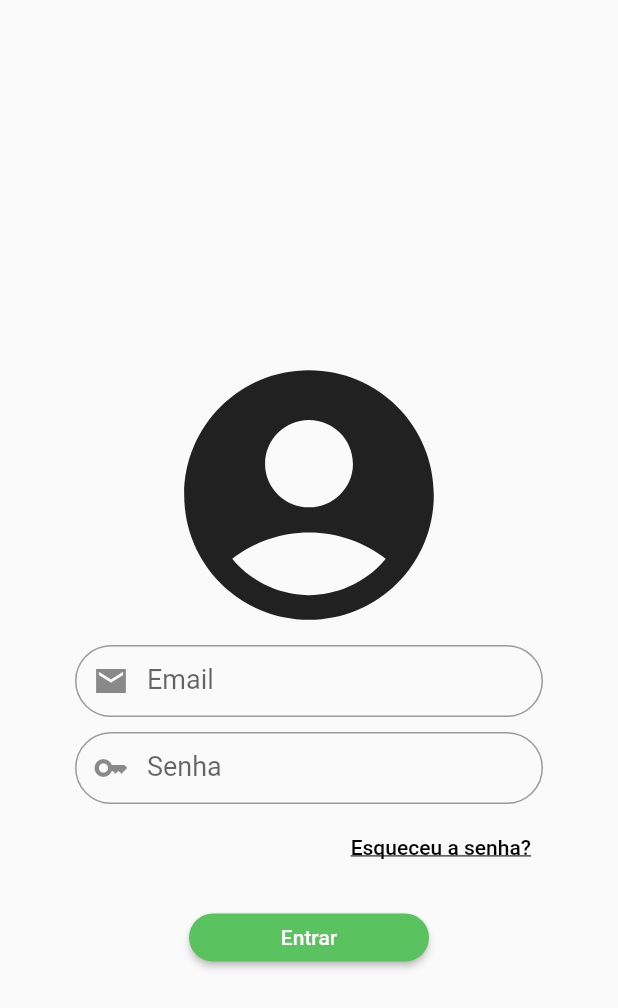
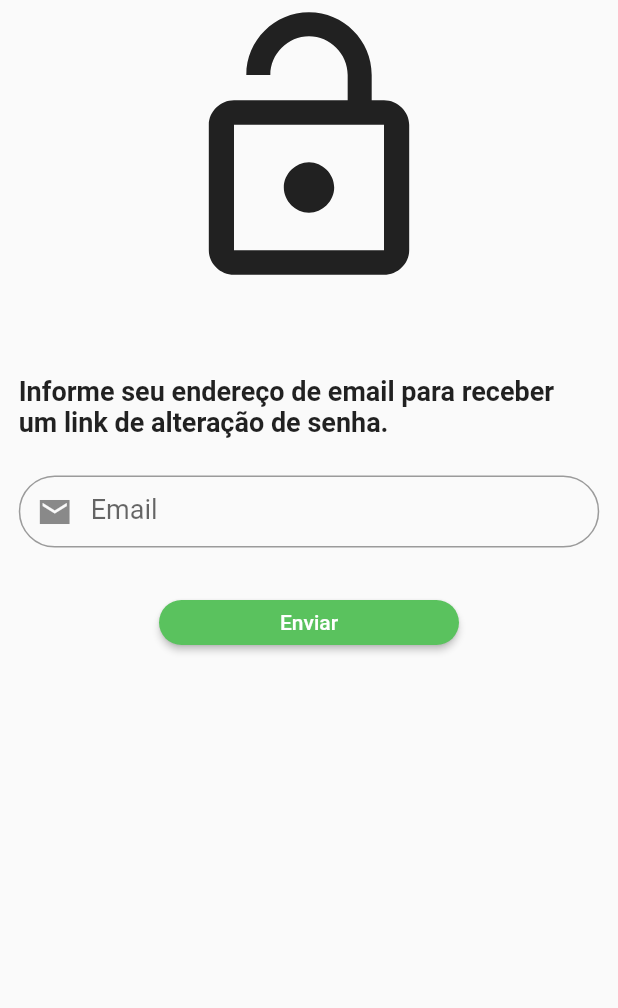
Before and after one commit to Ja1zinh0/app_medico, a Flutter app: the screen it shows after launch, on a phone screen of 412 x 824 dp. Shown: the top 1008 px of the screen. Run offline on Flutter 3.47's test engine with Material 2 defaults, Android fonts, the light colour scheme and no system bars.

Commit message:
third commit

```diff
--- a/lib/main.dart
+++ b/lib/main.dart
@@ -1,4 +1,7 @@
 
+// ignore_for_file: unused_import
+
+import 'package:app_prototipo/view/tela_recSenha.dart';
 import 'package:flutter/material.dart';
 import 'view/tela_login.dart';
 
@@ -8,7 +11,7 @@ void main() {
     MaterialApp(
       debugShowCheckedModeBanner: false,
       title: 'Contatos',
-      home: const TelaLogin(),
+      home: const RecuperarSenha(),
     ),
   );
 }
--- /dev/null
+++ b/lib/view/tela_recSenha.dart
@@ -0,0 +1,84 @@
+// ignore_for_file: prefer_const_constructors
+
+import 'package:flutter/material.dart';
+
+class RecuperarSenha extends StatefulWidget {
+  const RecuperarSenha({super.key});
+
+  @override
+  State<RecuperarSenha> createState() => _RecuperarSenhaState();
+}
+
+class _RecuperarSenhaState extends State<RecuperarSenha> {
+  @override
+  Widget build(BuildContext context) {
+    return Scaffold(
+      body: Row(
+        mainAxisAlignment: MainAxisAlignment.center,
+        children: [
+        Column(
+          children: [
+            const SizedBox(
+              child: Icon(
+                Icons.lock_open,
+                size: 200,
+              ),
+            ),
+
+            SizedBox(
+              height: 50,
+            ),
+            SizedBox(
+              width: MediaQuery.of(context).size.width - 25,
+              child: Text('Informe seu endereço de email para receber um link de alteração de senha.',
+                style: TextStyle(
+                  fontSize: 18,
+                  fontWeight: FontWeight.bold,
+                ),
+              ),
+            ),
+            SizedBox(
+              height: 25,
+            ),
+            SizedBox(
+              width: MediaQuery.of(context).size.width - 25,
+              child: TextFormField(
+                decoration: InputDecoration(
+                  contentPadding: const EdgeInsets.all(2),
+                  labelText: 'Email',
+                  labelStyle: const TextStyle(fontSize: 18),
+                  prefixIcon: const Icon(Icons.email_sharp),
+                  border: OutlineInputBorder(
+                    borderRadius: BorderRadius.circular(30.0),
+                  ),
+                ),
+              ),
+            ),
+
+            SizedBox(
+              height: 35,
+            ),
+
+            SizedBox(
+              width: 200,
+              height: 30,
+              child: ElevatedButton(
+                style: ElevatedButton.styleFrom(
+                  backgroundColor: const Color.fromARGB(255, 90, 194, 94),
+                  shape: RoundedRectangleBorder(
+                    borderRadius: BorderRadius.circular(30.0),
+                  ),
+                ),
+
+                onPressed: (){
+                },
+                child: Text('Enviar')
+            ),
+            ),
+          ],
+        ),
+      ],
+    )
+  );
+}
+}
```
